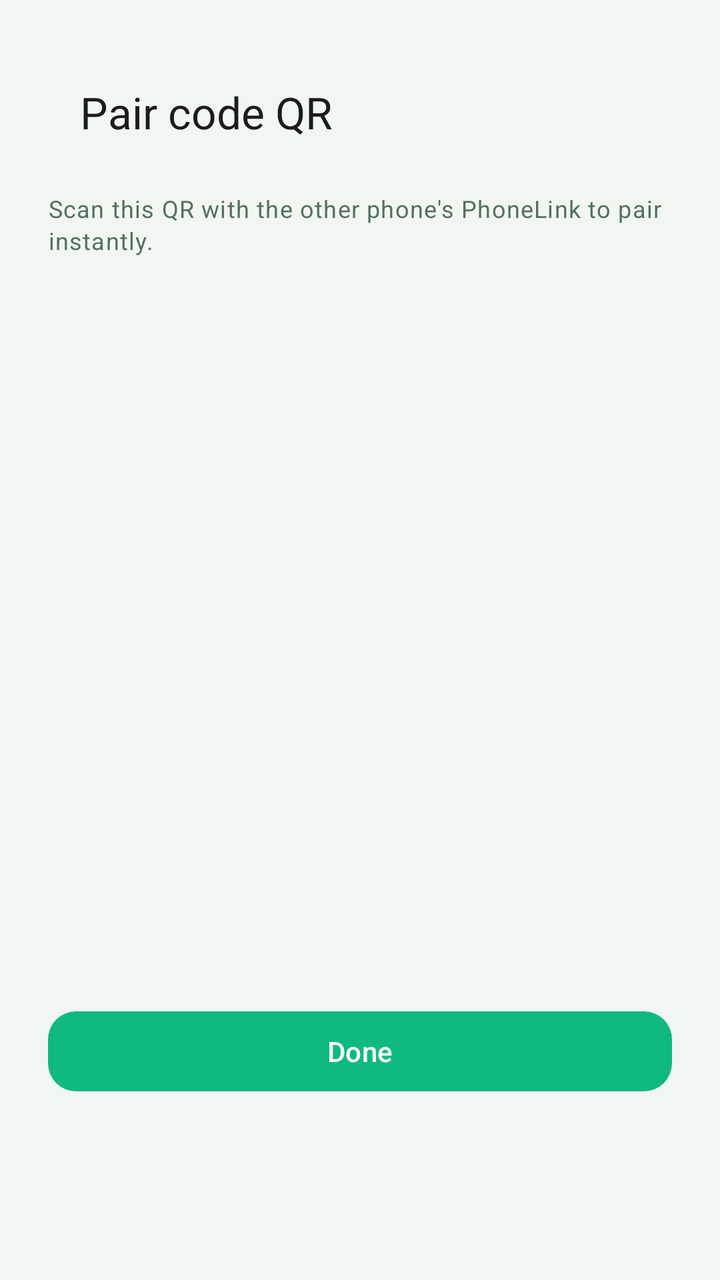
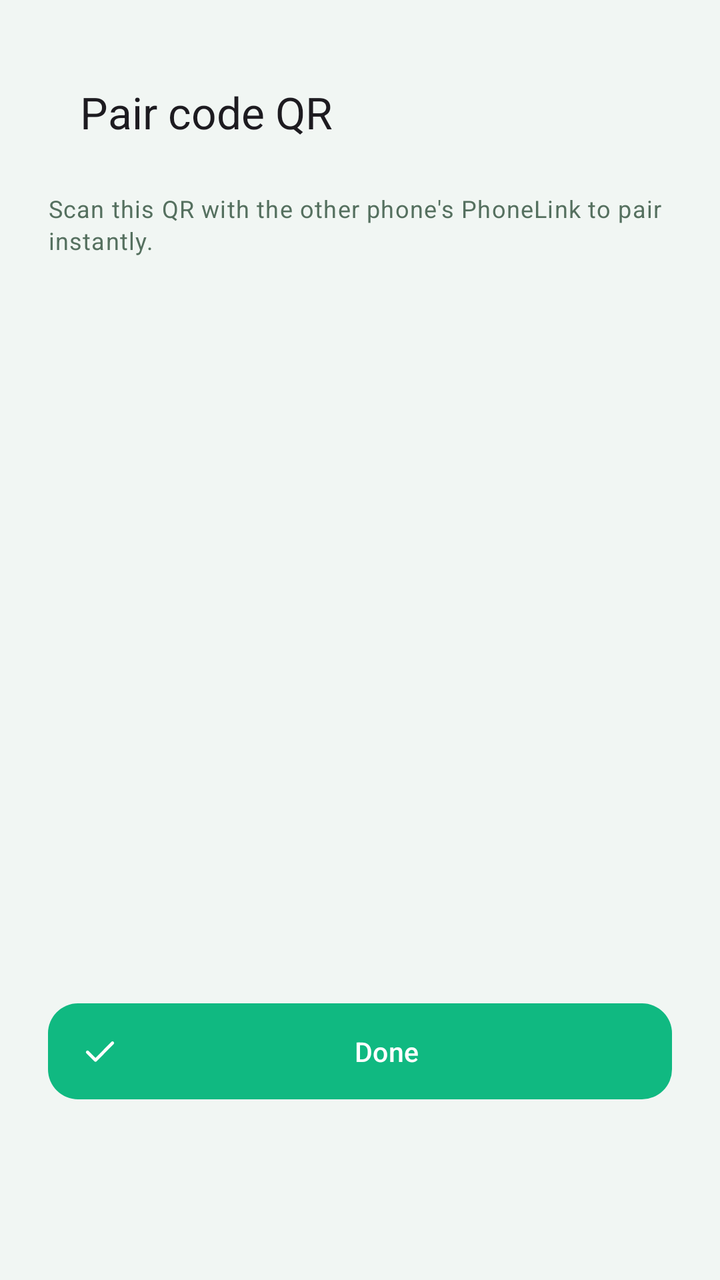

Compare the two renders of this Android layout. The source of the first and the diff that turns it into the second are given below.
<!-- AndroidManifest.xml: application theme Theme.PhoneLink -->
<!-- res/layout/activity_qr.xml -->
<?xml version="1.0" encoding="utf-8"?>
<LinearLayout xmlns:android="http://schemas.android.com/apk/res/android"
    xmlns:app="http://schemas.android.com/apk/res-auto"
    android:layout_width="match_parent"
    android:layout_height="match_parent"
    android:gravity="center_horizontal"
    android:orientation="vertical"
    android:padding="24dp">

    <com.google.android.material.appbar.MaterialToolbar
        android:layout_width="match_parent"
        android:layout_height="?attr/actionBarSize"
        app:title="@string/qr_title"
        app:titleTextAppearance="@style/TextAppearance.Material3.TitleLarge" />

    <TextView
        style="@style/PL.BodySmall"
        android:layout_marginTop="8dp"
        android:text="@string/qr_hint" />

    <ImageView
        android:id="@+id/ivQr"
        android:layout_width="280dp"
        android:layout_height="280dp"
        android:layout_marginTop="24dp"
        android:contentDescription="@string/qr_title" />

    <TextView
        android:id="@+id/tvQrCode"
        android:layout_width="wrap_content"
        android:layout_height="wrap_content"
        android:layout_marginTop="16dp"
        android:letterSpacing="0.06"
        android:textColor="@color/pair_code"
        android:textSize="22sp"
        android:textStyle="bold" />

    <com.google.android.material.button.MaterialButton
        android:id="@+id/btnQrClose"
        android:layout_width="match_parent"
        android:layout_height="wrap_content"
        android:layout_marginTop="24dp"
        android:text="@string/btn_done" />
</LinearLayout>
<!-- resources referenced by this layout -->
<resources>
  <color name="pair_code">#B45309</color>
  <string name="btn_done">Done</string>
  <string name="qr_hint">Scan this QR with the other phone\'s PhoneLink to pair instantly.</string>
  <string name="qr_title">Pair code QR</string>
  <style name="PL.BodySmall" parent="TextAppearance.Material3.BodySmall">
          <item name="android:layout_width">match_parent</item>
          <item name="android:layout_height">wrap_content</item>
          <item name="android:textColor">?attr/colorOnSurfaceVariant</item>
      </style>
  <color name="md_primary">#10B981</color>
  <color name="md_onPrimary">#FFFFFF</color>
  <color name="md_primaryContainer">#D9F6E9</color>
  <color name="md_onPrimaryContainer">#06382A</color>
  <color name="md_secondary">#52665C</color>
  <color name="md_onSecondary">#FFFFFF</color>
  <color name="md_secondaryContainer">#E6EFEA</color>
  <color name="md_onSecondaryContainer">#12241B</color>
  <color name="md_background">#F1F6F3</color>
  <color name="md_onBackground">#0C1F16</color>
  <color name="md_surface">#FFFFFF</color>
  <color name="md_onSurface">#0C1F16</color>
  <color name="md_surfaceVariant">#E1EDE6</color>
  <color name="md_onSurfaceVariant">#55705F</color>
  <color name="md_surfaceContainer">#EAF3EE</color>
  <color name="md_surfaceContainerHigh">#DCEAE2</color>
  <color name="md_outline">#B9CFC2</color>
  <style name="PL.CardView" parent="Widget.Material3.CardView.Filled">
          <item name="cardCornerRadius">22dp</item>
          <item name="cardElevation">0dp</item>
          <item name="strokeWidth">1dp</item>
          <item name="strokeColor">?attr/colorSurfaceVariant</item>
          <item name="cardBackgroundColor">?attr/colorSurface</item>
      </style>
  <style name="PL.BtnFilled" parent="Widget.Material3.Button">
          <item name="cornerRadius">14dp</item>
      </style>
  <style name="PL.BtnOutlined" parent="Widget.Material3.Button.OutlinedButton">
          <item name="cornerRadius">14dp</item>
      </style>
  <color name="md_error">#BA1A1A</color>
  <color name="md_onError">#FFFFFF</color>
  <color name="md_errorContainer">#FDECEC</color>
  <!-- unchanged entries left out for length: 1 -->
</resources>

<!-- the commit's change to res/layout/activity_qr.xml (unified diff, before → after) -->
@@ -37,8 +37,10 @@
 
     <com.google.android.material.button.MaterialButton
         android:id="@+id/btnQrClose"
+            style="@style/PL.BtnFilled"
         android:layout_width="match_parent"
         android:layout_height="wrap_content"
         android:layout_marginTop="24dp"
-        android:text="@string/btn_done" />
+        android:text="@string/btn_done"
+        app:icon="@drawable/ic_check" />
 </LinearLayout>
<!-- resource entries referenced after the edit -->
@@ -1,6 +1,18 @@
 <!-- resources referenced by this layout -->
 <resources>
   <color name="pair_code">#B45309</color>
+  <!-- drawable ic_check (drawable) -->
+  <?xml version="1.0" encoding="utf-8"?>
+  <vector xmlns:android="http://schemas.android.com/apk/res/android"
+      android:width="24dp" android:height="24dp"
+      android:viewportWidth="24" android:viewportHeight="24">
+      <path android:pathData="M4.5,12.5l4.8,4.8L19.5,7"
+          android:fillColor="@android:color/transparent"
+          android:strokeColor="@color/pl_mint"
+          android:strokeWidth="1.9"
+          android:strokeLineCap="round"
+          android:strokeLineJoin="round" />
+  </vector>
   <string name="btn_done">Done</string>
   <string name="qr_hint">Scan this QR with the other phone\'s PhoneLink to pair instantly.</string>
   <string name="qr_title">Pair code QR</string>
@@ -34,10 +46,27 @@
           <item name="cardBackgroundColor">?attr/colorSurface</item>
       </style>
   <style name="PL.BtnFilled" parent="Widget.Material3.Button">
-          <item name="cornerRadius">14dp</item>
+          <item name="cornerRadius">15dp</item>
+          <item name="android:minHeight">48dp</item>
+          <item name="android:insetTop">0dp</item>
+          <item name="android:insetBottom">0dp</item>
+          <item name="android:paddingStart">16dp</item>
+          <item name="android:paddingEnd">16dp</item>
+          <item name="android:textSize">13.5sp</item>
+          <item name="android:maxLines">1</item>
+          <item name="android:ellipsize">end</item>
+          <item name="iconSize">20dp</item>
+          <item name="iconPadding">7dp</item>
       </style>
+  <color name="pl_mint">#10B981</color>
   <style name="PL.BtnOutlined" parent="Widget.Material3.Button.OutlinedButton">
-          <item name="cornerRadius">14dp</item>
+          <item name="cornerRadius">15dp</item>
+          <item name="android:minHeight">48dp</item>
+          <item name="android:insetTop">0dp</item>
+          <item name="android:insetBottom">0dp</item>
+          <item name="android:textSize">13.5sp</item>
+          <item name="android:maxLines">1</item>
+          <item name="android:ellipsize">end</item>
       </style>
   <color name="md_error">#BA1A1A</color>
   <color name="md_onError">#FFFFFF</color>
